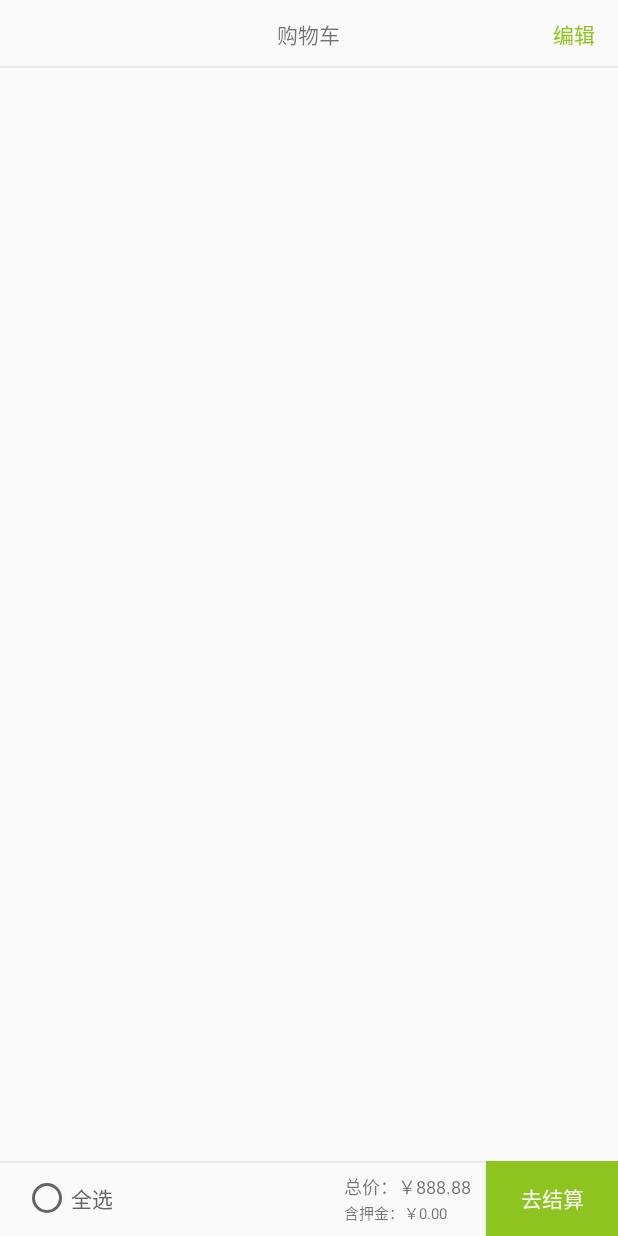
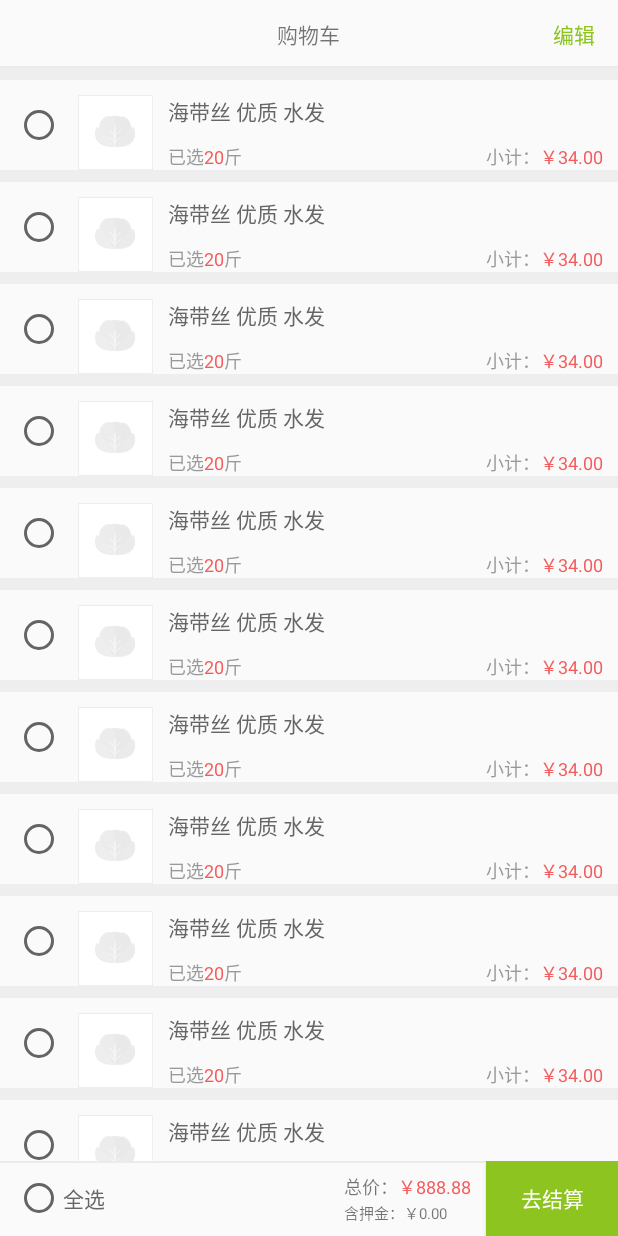
Before and after one commit to huamouChen/MeiCaiAndroid, an Android app: the fragment ShopcarFragment shown on its own in the app's theme, on a phone screen of 412 x 824 dp. Run offline under Robolectric (Android 15) with nearby library versions, the phone set to English and light mode, and no system bars; our stand-ins replace ButterKnife.

Commit message:
购物车 cell 简单界面搭建

```diff
--- a/MeiCai/app/src/main/java/com/example/chenhuamou/meicai/fragment/ShopcarFragment.java
+++ b/MeiCai/app/src/main/java/com/example/chenhuamou/meicai/fragment/ShopcarFragment.java
@@ -1,14 +1,32 @@
 package com.example.chenhuamou.meicai.fragment;
 
+import android.support.v7.widget.LinearLayoutManager;
+import android.support.v7.widget.RecyclerView;
+import android.text.SpannableStringBuilder;
+import android.text.Spanned;
+import android.text.style.ForegroundColorSpan;
+import android.view.LayoutInflater;
 import android.view.View;
+import android.view.ViewGroup;
+import android.widget.TextView;
 
 import com.example.chenhuamou.meicai.R;
+
+import butterknife.BindView;
 
 /**
  * Created by chenhuamou on 2017/9/29.
  */
 
 public class ShopcarFragment extends BaseFragment {
+
+    @BindView(R.id.recycleView)
+    RecyclerView mRecycleView;
+
+    @BindView(R.id.tv_total_price)
+    TextView tv_total_price;
+
+
     @Override
     public int getResource() {
         return R.layout.fragment_shopcar;
@@ -16,6 +34,54 @@ public class ShopcarFragment extends BaseFragment {
 
     @Override
     public void init(View view) {
+        String[] data = {"萝卜青菜，各有所爱",
+                "萝卜青菜，各有所爱",
+                "萝卜青菜，各有所爱",
+                "萝卜青菜，各有所爱",
+                "萝卜青菜，各有所爱",
+                "萝卜青菜，各有所爱",
+                "萝卜青菜，各有所爱",
+                "萝卜青菜，各有所爱",
+                "萝卜青菜，各有所爱",
+                "萝卜青菜，各有所爱",
+                "萝卜青菜，各有所爱",
+                "萝卜青菜，各有所爱",
+                "萝卜青菜，各有所爱",
+                "萝卜青菜，各有所爱",
+                "萝卜青菜，各有所爱",
+                "萝卜青菜，各有所爱",
+                "萝卜青菜，各有所爱",
+                "萝卜青菜，各有所爱",
+                "萝卜青菜，各有所爱",
+                "萝卜青菜，各有所爱",
+                "萝卜青菜，各有所爱",
+                "萝卜青菜，各有所爱",
+                "萝卜青菜，各有所爱",
+                "萝卜青菜，各有所爱",
+                "萝卜青菜，各有所爱",
+                "萝卜青菜，各有所爱",
+                "萝卜青菜，各有所爱",
+                "萝卜青菜，各有所爱",
+                "萝卜青菜，各有所爱",
+                "萝卜青菜，各有所爱",
+                "萝卜青菜，各有所爱",
+                "萝卜青菜，各有所爱"
+
+        };
+        // 设置 LayoutManager
+        LinearLayoutManager llm = new LinearLayoutManager(getActivity());
+        mRecycleView.setLayoutManager(llm);
+        // 高度固定
+        mRecycleView.setHasFixedSize(true);
+        // 设置adapter
+        mRecycleView.setAdapter(new MyShopcarAdapter(data));
+
+        // 设置总价格变色
+        String totalPriceString = tv_total_price.getText().toString();
+        SpannableStringBuilder builder = new SpannableStringBuilder(totalPriceString);
+        ForegroundColorSpan span = new ForegroundColorSpan(getResources().getColor(R.color.colorRed));
+        builder.setSpan(span, 3, totalPriceString.length(), Spanned.SPAN_EXCLUSIVE_EXCLUSIVE);
+        tv_total_price.setText(builder);
 
     }
 
@@ -28,4 +94,70 @@ public class ShopcarFragment extends BaseFragment {
     public void startdestory() {
 
     }
+
+
+    /*
+    * recycleView adapter
+    * */
+    private class MyShopcarAdapter extends RecyclerView.Adapter {
+
+        private String[] mData = null;
+
+        public MyShopcarAdapter(String[] data) {
+            mData = data;
+        }
+
+
+        @Override
+        public RecyclerView.ViewHolder onCreateViewHolder(ViewGroup parent, int viewType) {
+            View cell = LayoutInflater.from(getActivity()).inflate(R.layout.view_shopcar_cell, parent, false);
+            MyShopcarViewHolder viewHolder = new MyShopcarViewHolder(cell);
+            return viewHolder;
+        }
+
+
+        @Override
+        public void onBindViewHolder(RecyclerView.ViewHolder holder, int position) {
+            // 赋值
+            MyShopcarViewHolder viewHolder = (MyShopcarViewHolder) holder;
+
+            // 已选多少斤
+            String weightStr = "已选20斤";
+            SpannableStringBuilder builderW = new SpannableStringBuilder(weightStr);
+            ForegroundColorSpan span = new ForegroundColorSpan(getResources().getColor(R.color.colorRed));
+            builderW.setSpan(span, 2, weightStr.length() - 1, Spanned.SPAN_EXCLUSIVE_EXCLUSIVE);
+            viewHolder.tv_weight.setText(builderW);
+
+            // 小计价格
+            String priceStr = "小计：￥34.00";
+            SpannableStringBuilder builder = new SpannableStringBuilder(priceStr);
+
+            builder.setSpan(span, 3, priceStr.length(), Spanned.SPAN_EXCLUSIVE_EXCLUSIVE);
+            viewHolder.tv_price.setText(builder);
+        }
+
+        @Override
+        public int getItemCount() {
+            return mData.length;
+        }
+
+        /*
+        * viewHolder
+        * */
+        private class MyShopcarViewHolder extends RecyclerView.ViewHolder {
+
+            private TextView tv_name;
+            private TextView tv_weight;
+            private TextView tv_price;
+
+
+            public MyShopcarViewHolder(View itemView) {
+                super(itemView);
+                tv_name = itemView.findViewById(R.id.tv_name);
+                tv_weight = itemView.findViewById(R.id.tv_weight);
+                tv_price = itemView.findViewById(R.id.tv_price);
+            }
+        }
+
+    }
 }
--- a/MeiCai/app/src/main/res/layout/fragment_shopcar.xml
+++ b/MeiCai/app/src/main/res/layout/fragment_shopcar.xml
@@ -65,7 +65,7 @@
            android:text="全选"
            android:textColor="@color/color6"
            android:layout_centerVertical="true"
-           android:layout_marginLeft="15dp"/>
+           android:layout_marginLeft="10dp"/>
 
 
         <!--总价-->
--- /dev/null
+++ b/MeiCai/app/src/main/res/layout/view_shopcar_cell.xml
@@ -0,0 +1,68 @@
+<?xml version="1.0" encoding="utf-8"?>
+<LinearLayout xmlns:android="http://schemas.android.com/apk/res/android"
+    android:orientation="vertical"
+    android:layout_width="match_parent"
+    android:layout_height="wrap_content">
+
+    <View
+        android:layout_width="wrap_content"
+        android:layout_height="8dp"
+        android:background="@color/backgroundColor"/>
+
+    <RelativeLayout
+        android:layout_width="match_parent"
+        android:layout_height="60dp">
+
+        <RadioButton
+            android:id="@+id/rb"
+            android:layout_width="wrap_content"
+            android:layout_height="wrap_content"
+            android:layout_centerVertical="true"
+            android:layout_marginLeft="10dp"/>
+
+        <ImageView
+            android:id="@+id/iv_pic"
+            android:layout_width="50dp"
+            android:layout_height="50dp"
+            android:src="@drawable/bitmap"
+            android:layout_toRightOf="@+id/rb"
+            android:layout_alignParentBottom="true"
+            android:layout_marginLeft="10dp"/>
+
+        <TextView
+            android:id="@+id/tv_name"
+            android:layout_width="wrap_content"
+            android:layout_height="wrap_content"
+            android:textColor="@color/color6"
+            android:textSize="14sp"
+            android:text="海带丝 优质 水发"
+            android:layout_marginLeft="10dp"
+            android:layout_alignTop="@+id/iv_pic"
+            android:layout_toRightOf="@+id/iv_pic"/>
+
+        <TextView
+            android:id="@+id/tv_weight"
+            android:layout_width="wrap_content"
+            android:layout_height="wrap_content"
+            android:textColor="@color/color9"
+            android:textSize="12sp"
+            android:text="已选20斤"
+            android:layout_alignLeft="@+id/tv_name"
+            android:layout_alignParentBottom="true"/>
+
+        <TextView
+            android:id="@+id/tv_price"
+            android:layout_width="wrap_content"
+            android:layout_height="wrap_content"
+            android:textColor="@color/color9"
+            android:textSize="12sp"
+            android:text="小计：￥34.00"
+            android:layout_alignParentBottom="true"
+            android:layout_alignParentRight="true"
+            android:layout_marginRight="10dp"/>
+
+    </RelativeLayout>
+
+
+
+</LinearLayout>
```
